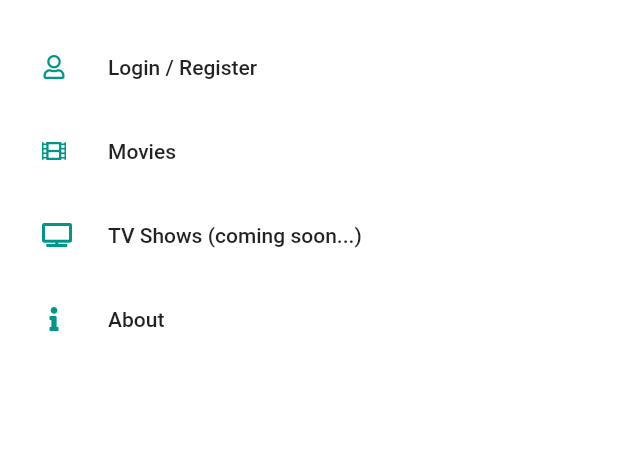
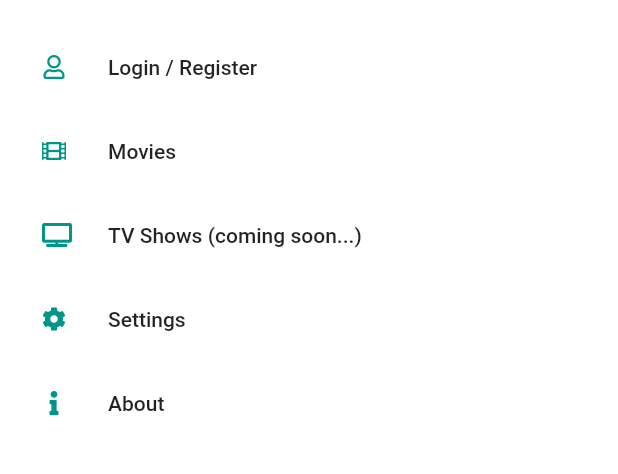
Before and after one commit to mrcoalp/mext, a Flutter app: the screen it shows after launch, item 3 of the bottom bar chosen, with the side drawer open, on a phone screen of 412 x 824 dp, the part 59-533 px from its top. Run offline on Flutter 3.47's test engine with Material 2 defaults, Android fonts, the phone set to English and light mode, and no system bars; our stand-ins replace flushbar, font_awesome_flutter, image_picker, share, shared_preferences; accounts and stored records are empty; generated files the repository leaves out were written again; network calls fail.

Commit message:
initial implementation  of settings

```diff
--- a/lib/constants.dart
+++ b/lib/constants.dart
@@ -33,3 +33,6 @@ const String kRating = 'rating';
 const String kYear = 'year';
 const String kVotes = 'votes';
 const String kExcludeWatched = 'excludeWatched';
+
+enum ThemeMEXT { Automatic, Light, Dark }
+const String kTheme = 'theme';
--- a/lib/main.dart
+++ b/lib/main.dart
@@ -1,12 +1,29 @@
 import 'package:MEXT/blocs/auth_bloc.dart';
 import 'package:MEXT/blocs/movies_bloc.dart';
+import 'package:MEXT/blocs/settings_bloc.dart';
 import 'package:MEXT/ui/splash.dart';
 import 'package:flutter/material.dart';
 import 'package:flutter/services.dart';
 import 'package:provider/provider.dart';
 import 'package:MEXT/blocs/discover_bloc.dart';
 
-void main() => runApp(MEXT());
+void main() => runApp(MultiProvider(
+      providers: [
+        ChangeNotifierProvider<MoviesBloc>.value(
+          value: MoviesBloc(),
+        ),
+        ChangeNotifierProvider<AuthBloc>.value(
+          value: AuthBloc(),
+        ),
+        ChangeNotifierProvider<DiscoverBloc>.value(
+          value: DiscoverBloc(),
+        ),
+        ChangeNotifierProvider<SettingsBloc>.value(
+          value: SettingsBloc(),
+        ),
+      ],
+      child: MEXT(),
+    ));
 
 class MEXT extends StatefulWidget {
   @override
@@ -16,56 +33,36 @@ class MEXT extends StatefulWidget {
 class _MEXTState extends State<MEXT> {
   @override
   Widget build(BuildContext context) {
+    final SettingsBloc _themeBloc = Provider.of<SettingsBloc>(context);
+
     SystemChrome.setPreferredOrientations([
       DeviceOrientation.portraitUp,
       DeviceOrientation.portraitDown,
     ]);
     // SystemChrome.setSystemUIOverlayStyle(
     //     SystemUiOverlayStyle(statusBarColor: Colors.white.withOpacity(0.5)));
-    return MultiProvider(
-      providers: [
-        ChangeNotifierProvider<MoviesBloc>.value(
-          value: MoviesBloc(),
-        ),
-        ChangeNotifierProvider<AuthBloc>.value(
-          value: AuthBloc(),
-        ),
-        ChangeNotifierProvider<DiscoverBloc>.value(
-          value: DiscoverBloc(),
-        )
-      ],
-      child: MaterialApp(
-        theme: ThemeData(
-          brightness: Brightness.light,
-          primaryColor: Colors.white,
-          accentColor: Colors.teal,
-          scaffoldBackgroundColor: Colors.white,
-          appBarTheme: AppBarTheme(
-            brightness: Brightness.light,
-            color: Colors.white,
-          ),
-          cardTheme: CardTheme(
-            elevation: 0,
-            color: Colors.white,
-          ),
-          buttonTheme: ButtonThemeData(
-            buttonColor: Colors.teal,
-            textTheme: ButtonTextTheme.primary,
-          ),
-        ),
-        darkTheme: ThemeData(
-          brightness: Brightness.dark,
-          primaryColor: Colors.black,
-          accentColor: Colors.teal,
-          scaffoldBackgroundColor: Colors.black,
-          buttonColor: Colors.black,
-          appBarTheme: AppBarTheme(
-            brightness: Brightness.dark,
-            color: Colors.black,
-          ),
-        ),
-        home: SplashScreen(),
-      ),
+    return MaterialApp(
+      theme: _themeBloc.theme,
+      // darkTheme: ThemeData(
+      //   brightness: Brightness.dark,
+      //   primaryColor: Colors.grey[800],
+      //   accentColor: Colors.teal,
+      //   scaffoldBackgroundColor: Colors.grey[800],
+      //   buttonColor: Colors.grey[800],
+      //   appBarTheme: AppBarTheme(
+      //     brightness: Brightness.dark,
+      //     color: Colors.grey[800],
+      //   ),
+      //   cardTheme: CardTheme(
+      //     elevation: 0,
+      //     color: Colors.grey[800],
+      //   ),
+      //   buttonTheme: ButtonThemeData(
+      //     buttonColor: Colors.teal,
+      //     textTheme: ButtonTextTheme.primary,
+      //   ),
+      // ),
+      home: SplashScreen(),
     );
   }
 }
--- a/lib/ui/app.dart
+++ b/lib/ui/app.dart
@@ -1,7 +1,6 @@
 import 'package:MEXT/constants.dart';
 import 'package:MEXT/data/models/movie.dart';
 import 'package:MEXT/ui/movie/movie_details_screen.dart';
-import 'package:MEXT/ui/movie_tabs.dart';
 import 'package:flutter/material.dart';
 import 'package:font_awesome_flutter/font_awesome_flutter.dart';
 
@@ -342,7 +341,7 @@ class MEXTMovie extends StatelessWidget {
                           child: Text(
                             'More Info',
                             style: TextStyle(
-                              color: Theme.of(context).primaryColor,
+                              color: Colors.white,
                             ),
                           ),
                           onTap: () => Navigator.of(context).push(
--- a/lib/ui/discover/discover_screen.dart
+++ b/lib/ui/discover/discover_screen.dart
@@ -5,6 +5,7 @@ import 'package:MEXT/data/models/movie.dart';
 import 'package:MEXT/ui/app.dart';
 import 'package:MEXT/ui/drawer/drawer.dart';
 import 'package:MEXT/ui/error_widget.dart';
+import 'package:MEXT/ui/settings/settings_screen.dart';
 import 'package:flutter/material.dart';
 import 'package:provider/provider.dart';
 
@@ -65,7 +66,7 @@ class _DiscoverScreenState extends State<DiscoverScreen> {
               IconButton(
                 icon: Icon(Icons.settings),
                 onPressed: () => Navigator.of(context).push(
-                    MaterialPageRoute(builder: (context) => DrawerMEXT())),
+                    MaterialPageRoute(builder: (context) => SettingsScreen())),
               ),
             ],
           ),
--- a/lib/ui/drawer/drawer.dart
+++ b/lib/ui/drawer/drawer.dart
@@ -4,7 +4,7 @@ import 'package:MEXT/ui/about/about.dart';
 import 'package:MEXT/ui/auth/login_register_screen.dart';
 import 'package:MEXT/ui/movie_tabs.dart';
 import 'package:MEXT/ui/profile/profile.dart';
-import 'package:MEXT/ui/tv_tabs.dart';
+import 'package:MEXT/ui/settings/settings_screen.dart';
 import 'package:flushbar/flushbar.dart';
 import 'package:flutter/material.dart';
 import 'package:font_awesome_flutter/font_awesome_flutter.dart';
@@ -95,6 +95,22 @@ class DrawerMEXT extends StatelessWidget {
             leading: CircleAvatar(
               backgroundColor: Colors.transparent,
               child: Icon(
+                FontAwesomeIcons.cog,
+                color: Theme.of(context).accentColor,
+                size: 16,
+              ),
+            ),
+            title: Text('Settings'),
+            onTap: () {
+              // Navigator.pop(context);
+              Navigator.of(context).push(
+                  MaterialPageRoute(builder: (context) => SettingsScreen()));
+            },
+          ),
+          ListTile(
+            leading: CircleAvatar(
+              backgroundColor: Colors.transparent,
+              child: Icon(
                 FontAwesomeIcons.info,
                 color: Theme.of(context).accentColor,
                 size: 16,
--- a/lib/ui/splash.dart
+++ b/lib/ui/splash.dart
@@ -29,7 +29,7 @@ class SplashScreen extends StatelessWidget {
         mainAxisAlignment: MainAxisAlignment.center,
         children: <Widget>[
           Container(
-            color: Colors.white,
+            color: Theme.of(context).primaryColor,
             child: Padding(
               padding: const EdgeInsets.all(100.0),
               child: Image.asset('assets/img/mext_logo_NB.png'),
```
Also changed, not shown: lib/blocs/settings_bloc.dart (added, +86 -0 lines), lib/ui/buttons.dart (+15 -0 lines), lib/ui/movie/filter_screen.dart (+5 -5 lines), lib/ui/settings/settings_screen.dart (added, +76 -0 lines), lib/ui/userlists/user_lists_screen.dart (+7 -7 lines).
